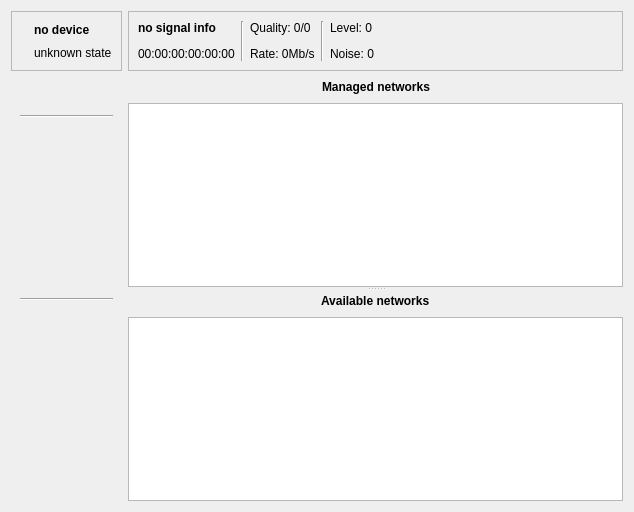
This is qnut/airset.ui in dosnut/nut as Qt 5 draws it before an edit. The edited form follows.
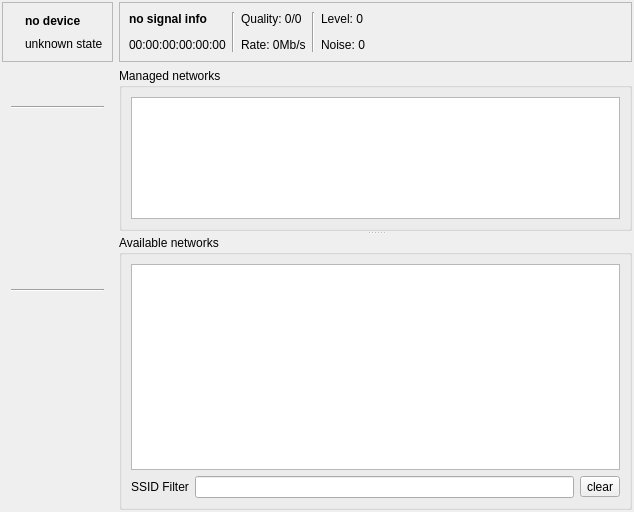
This is the edited form. Icons and pictures are not drawn.

Commit message: [qnut/wireless] small redesign and added SSID filtering of available APs

```diff
--- a/qnut/airset.ui
+++ b/qnut/airset.ui
@@ -15,6 +15,9 @@
    <string/>
   </property>
   <layout class="QGridLayout" name="mainLayout">
+   <property name="margin">
+    <number>2</number>
+   </property>
    <item row="0" column="0">
     <widget class="QFrame" name="deviceFrame">
      <property name="minimumSize">
@@ -391,57 +394,29 @@
    </item>
    <item row="1" column="1">
     <widget class="QSplitter" name="managedAvailableAPSplitter">
+     <property name="lineWidth">
+      <number>0</number>
+     </property>
      <property name="orientation">
       <enum>Qt::Vertical</enum>
      </property>
+     <property name="handleWidth">
+      <number>4</number>
+     </property>
      <property name="childrenCollapsible">
       <bool>false</bool>
      </property>
-     <widget class="QWidget" name="">
+     <widget class="QGroupBox" name="managedAPGroupBox">
+      <property name="sizePolicy">
+       <sizepolicy hsizetype="Preferred" vsizetype="Preferred">
+        <horstretch>0</horstretch>
+        <verstretch>2</verstretch>
+       </sizepolicy>
+      </property>
+      <property name="title">
+       <string>Managed networks</string>
+      </property>
       <layout class="QVBoxLayout" name="managedAPLayout">
-       <item>
-        <layout class="QHBoxLayout" name="horizontalLayout">
-         <item>
-          <spacer name="managedAPLSpacer">
-           <property name="orientation">
-            <enum>Qt::Horizontal</enum>
-           </property>
-           <property name="sizeHint" stdset="0">
-            <size>
-             <width>40</width>
-             <height>20</height>
-            </size>
-           </property>
-          </spacer>
-         </item>
-         <item>
-          <widget class="QLabel" name="managedAPLabel">
-           <property name="font">
-            <font>
-             <weight>75</weight>
-             <bold>true</bold>
-            </font>
-           </property>
-           <property name="text">
-            <string>Managed networks</string>
-           </property>
-          </widget>
-         </item>
-         <item>
-          <spacer name="managedAPRSpacer">
-           <property name="orientation">
-            <enum>Qt::Horizontal</enum>
-           </property>
-           <property name="sizeHint" stdset="0">
-            <size>
-             <width>40</width>
-             <height>20</height>
-            </size>
-           </property>
-          </spacer>
-         </item>
-        </layout>
-       </item>
        <item>
         <widget class="QTreeView" name="managedView">
          <property name="iconSize">
@@ -469,51 +444,17 @@
        </item>
       </layout>
      </widget>
-     <widget class="QWidget" name="">
+     <widget class="QGroupBox" name="availableAPGroupBox">
+      <property name="sizePolicy">
+       <sizepolicy hsizetype="Preferred" vsizetype="Preferred">
+        <horstretch>0</horstretch>
+        <verstretch>3</verstretch>
+       </sizepolicy>
+      </property>
+      <property name="title">
+       <string>Available networks</string>
+      </property>
       <layout class="QVBoxLayout" name="availableAPLayout">
-       <item>
-        <layout class="QHBoxLayout" name="availableAPHeaderLayout">
-         <item>
-          <spacer name="availableAPLSpacer">
-           <property name="orientation">
-            <enum>Qt::Horizontal</enum>
-           </property>
-           <property name="sizeHint" stdset="0">
-            <size>
-             <width>40</width>
-             <height>20</height>
-            </size>
-           </property>
-          </spacer>
-         </item>
-         <item>
-          <widget class="QLabel" name="availableAPLabel">
-           <property name="font">
-            <font>
-             <weight>75</weight>
-             <bold>true</bold>
-            </font>
-           </property>
-           <property name="text">
-            <string>Available networks</string>
-           </property>
-          </widget>
-         </item>
-         <item>
-          <spacer name="availableAPRSpacer">
-           <property name="orientation">
-            <enum>Qt::Horizontal</enum>
-           </property>
-           <property name="sizeHint" stdset="0">
-            <size>
-             <width>40</width>
-             <height>20</height>
-            </size>
-           </property>
-          </spacer>
-         </item>
-        </layout>
-       </item>
        <item>
         <widget class="QTreeView" name="availableView">
          <property name="rootIsDecorated">
@@ -530,6 +471,30 @@
          </property>
         </widget>
        </item>
+       <item>
+        <layout class="QHBoxLayout" name="availableAPFilterlLayout">
+         <item>
+          <widget class="QLabel" name="availableAPFilterLabel">
+           <property name="text">
+            <string>SSID Filter</string>
+           </property>
+           <property name="buddy">
+            <cstring>availableAPFilterEdit</cstring>
+           </property>
+          </widget>
+         </item>
+         <item>
+          <widget class="QLineEdit" name="availableAPFilterEdit"/>
+         </item>
+         <item>
+          <widget class="QToolButton" name="availableAPFilterClearButton">
+           <property name="text">
+            <string>clear</string>
+           </property>
+          </widget>
+         </item>
+        </layout>
+       </item>
       </layout>
      </widget>
     </widget>
```
Left out of the diff: 19 changed lines with no effect on the pictures. The commit also changes 2 other files.
